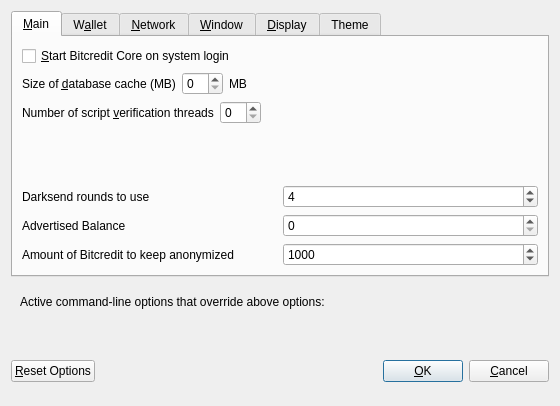
This is src/qt/forms/optionsdialog.ui in thelonecrouton/bitcredit as Qt 5 draws it before an edit. The edited form follows.
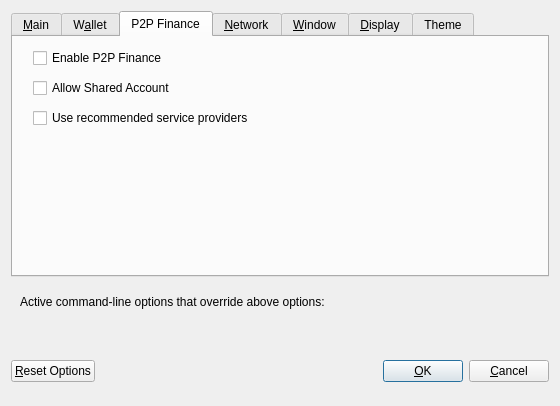
This is the edited form. The open tabs and pages were chosen to show the change. Custom widgets are drawn as their Qt base class.

```diff
--- a/src/qt/forms/optionsdialog.ui
+++ b/src/qt/forms/optionsdialog.ui
@@ -26,7 +26,7 @@
       <enum>Qt::NoFocus</enum>
      </property>
      <property name="currentIndex">
-      <number>5</number>
+      <number>0</number>
      </property>
      <widget class="QWidget" name="tabMain">
       <attribute name="title">
@@ -256,11 +256,18 @@
             </property>
            </widget>
           </item>
-         </layout>
+          <item>
+           <widget class="QCheckBox" name="advancedfeatures">
+            <property name="toolTip">
+             <string>Whether to show coin control features or not.</string>
+            </property>
+            <property name="text">
+             <string>Enable Advanced Utilities</string>
+            </property>
         </widget>
        </item>
        <item>
-        <spacer name="verticalSpacer_Wallet">
+           <spacer name="verticalSpacer">
          <property name="orientation">
           <enum>Qt::Vertical</enum>
          </property>
@@ -273,6 +280,62 @@
         </spacer>
        </item>
       </layout>
+        </widget>
+       </item>
+      </layout>
+     </widget>
+     <widget class="QWidget" name="p2pplus">
+      <attribute name="title">
+       <string>P2P Finance</string>
+      </attribute>
+      <widget class="QCheckBox" name="P2PFeatures">
+       <property name="geometry">
+        <rect>
+         <x>20</x>
+         <y>10</y>
+         <width>494</width>
+         <height>22</height>
+        </rect>
+       </property>
+       <property name="toolTip">
+        <string>Whether to show coin control features or not.</string>
+       </property>
+       <property name="text">
+        <string>Enable P2P Finance</string>
+       </property>
+      </widget>
+      <widget class="QCheckBox" name="sharedaccounts">
+       <property name="geometry">
+        <rect>
+         <x>20</x>
+         <y>40</y>
+         <width>494</width>
+         <height>22</height>
+        </rect>
+       </property>
+       <property name="toolTip">
+        <string>Whether to show coin control features or not.</string>
+       </property>
+       <property name="text">
+        <string>Allow Shared Account</string>
+       </property>
+      </widget>
+      <widget class="QCheckBox" name="recommendedservices">
+       <property name="geometry">
+        <rect>
+         <x>20</x>
+         <y>70</y>
+         <width>494</width>
+         <height>22</height>
+        </rect>
+       </property>
+       <property name="toolTip">
+        <string>Whether to show coin control features or not.</string>
+       </property>
+       <property name="text">
+        <string>Use recommended service providers</string>
+       </property>
+      </widget>
      </widget>
      <widget class="QWidget" name="tabNetwork">
       <attribute name="title">
```
Lines whose indentation alone changed are shown as unchanged.
